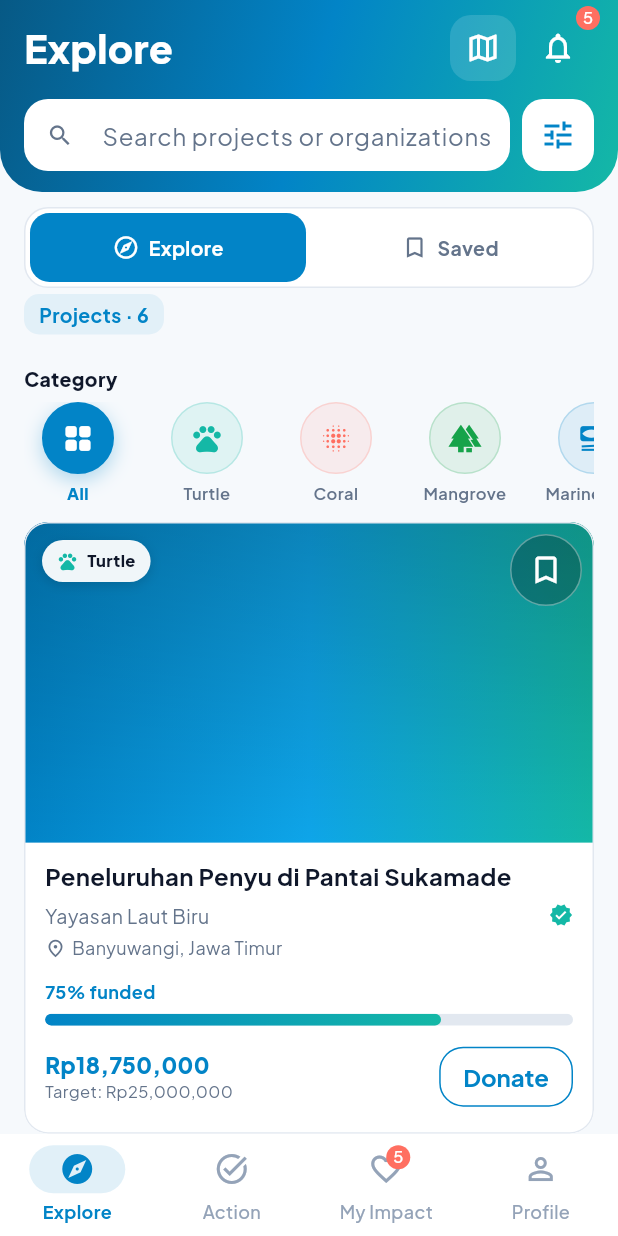
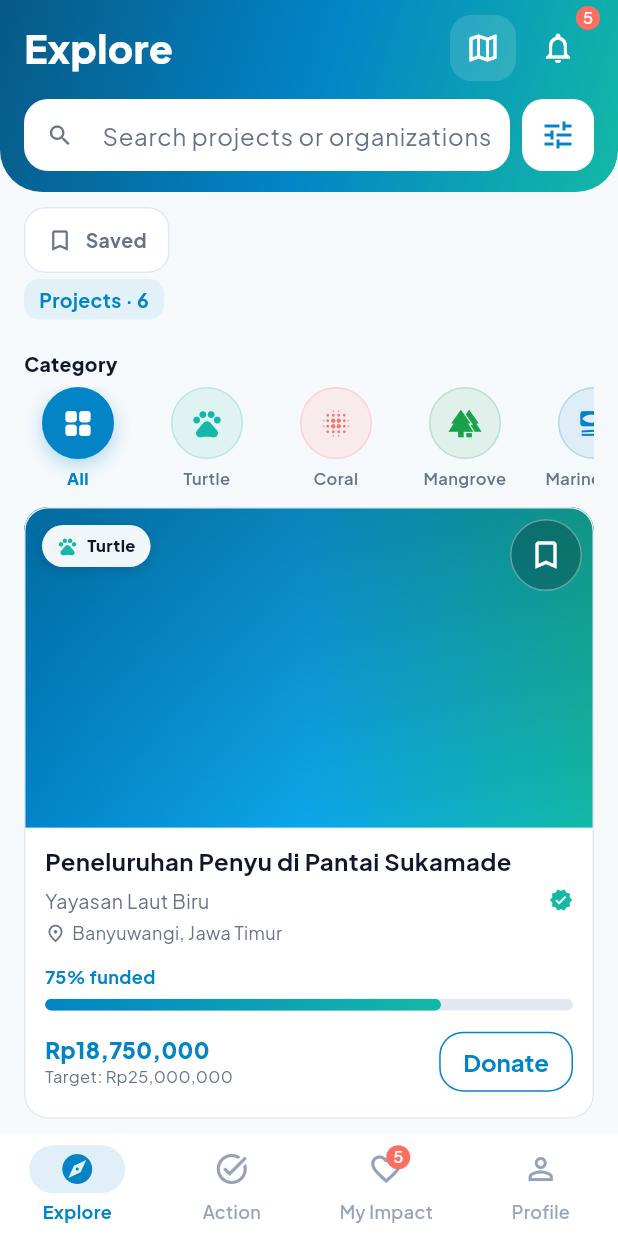
Before and after one commit to MANUSIAdosa/bluetrackproject, a Flutter app: the ExplorePage screen opened by its route, on a phone screen of 412 x 824 dp. Run offline on Flutter 3.47's test engine with Material 3 defaults, Android fonts, the phone set to English and light mode, and no system bars; our stand-ins replace fl_chart, flutter_map, flutter_riverpod, flutter_secure_storage, go_router, hive and 3 more; accounts and stored records are empty.

Commit message:
P03 Jelajahi: tombol Tersimpan jadi toggle masuk dan keluar scope
- Hapus tab Jelajahi yang menduplikasi halaman saat ini
- Tekan Tersimpan untuk masuk, tekan lagi untuk kembali ke Explore
- Gaya pill: outline saat nonaktif, terisi ocean saat aktif
- Hapus key p03_scope_explore yang tidak terpakai

```diff
--- a/lib/core/localization/app_localizations.dart
+++ b/lib/core/localization/app_localizations.dart
@@ -194,7 +194,6 @@ class AppLocalizations {
       'p03_offline_empty_title': 'Belum ada proyek tersimpan',
       'p03_offline_reload': 'Muat ulang daftar tersimpan',
       'p03_simulate_offline': 'Simulasikan offline',
-      'p03_scope_explore': 'Jelajahi',
       'p03_scope_saved': 'Tersimpan',
       'p03_category_label': 'Kategori',
       'p03_clear_all': 'Hapus semua',
@@ -678,7 +677,6 @@ class AppLocalizations {
       'p03_offline_empty_title': 'No saved projects yet',
       'p03_offline_reload': 'Reload saved projects',
       'p03_simulate_offline': 'Simulate offline',
-      'p03_scope_explore': 'Explore',
       'p03_scope_saved': 'Saved',
       'p03_category_label': 'Category',
       'p03_clear_all': 'Clear all',
--- a/lib/features/explore/presentation/widgets/explore_header.dart
+++ b/lib/features/explore/presentation/widgets/explore_header.dart
@@ -212,10 +212,11 @@ class FilterButton extends StatelessWidget {
   }
 }
 
-/// Jelajahi / Tersimpan — two contexts, not two filters.
+/// Tersimpan — one toggle, not a two-tab switch.
 ///
-/// The saved collection is a personal scope, so it gets its own switch instead
-/// of sharing the category row or the filter sheet.
+/// The page already is Explore, so a second "Jelajahi" tab only repeated the
+/// current context. The saved collection is a personal scope: tapping the
+/// toggle enters it, tapping it again returns to the full list.
 class ExploreScopeSwitch extends StatelessWidget {
   const ExploreScopeSwitch({
     super.key,
@@ -230,83 +231,41 @@ class ExploreScopeSwitch extends StatelessWidget {
 
   @override
   Widget build(BuildContext context) {
-    return Container(
-      padding: const EdgeInsets.all(3),
+    final foreground = saved ? Colors.white : AppColors.textSecondary;
+
+    return Align(
+      alignment: Alignment.centerLeft,
+      child: Semantics(
+        button: true,
+        toggled: saved,
+        label: context.tr('p03_scope_saved'),
+        child: Material(
+          color: saved ? AppColors.ocean : AppColors.surface,
+          borderRadius: BorderRadius.circular(14),
+          child: InkWell(
+            key: const ValueKey('explore.scope.saved'),
+            borderRadius: BorderRadius.circular(14),
+            onTap: () => onChanged(!saved),
+            child: Container(
+              height: 44,
+              padding: const EdgeInsets.symmetric(horizontal: 14),
               decoration: BoxDecoration(
-        color: AppColors.surface,
-        border: Border.all(color: AppColors.border),
-        borderRadius: BorderRadius.circular(16),
+                borderRadius: BorderRadius.circular(14),
+                border: Border.all(
+                  color: saved ? AppColors.ocean : AppColors.border,
+                ),
               ),
               child: Row(
+                mainAxisSize: MainAxisSize.min,
                 children: [
-          Expanded(
-            child: _ScopeTab(
-              key: const ValueKey('explore.scope.explore'),
-              icon: Icons.explore_outlined,
-              label: context.tr('p03_scope_explore'),
-              selected: !saved,
-              onTap: () => onChanged(false),
+                  Icon(
+                    saved ? Icons.bookmark : Icons.bookmark_outline,
+                    size: 18,
+                    color: foreground,
                   ),
-          ),
-          const SizedBox(width: 4),
-          Expanded(
-            child: _ScopeTab(
-              key: const ValueKey('explore.scope.saved'),
-              icon: Icons.bookmark_outline,
-              label: context.tr('p03_scope_saved'),
-              count: savedCount,
-              selected: saved,
-              onTap: () => onChanged(true),
-            ),
-          ),
-        ],
-      ),
-    );
-  }
-}
-
-class _ScopeTab extends StatelessWidget {
-  const _ScopeTab({
-    super.key,
-    required this.icon,
-    required this.label,
-    required this.selected,
-    required this.onTap,
-    this.count,
-  });
-
-  final IconData icon;
-  final String label;
-  final bool selected;
-  final VoidCallback onTap;
-  final int? count;
-
-  @override
-  Widget build(BuildContext context) {
-    final foreground = selected ? Colors.white : AppColors.textSecondary;
-
-    return Semantics(
-      button: true,
-      selected: selected,
-      label: label,
-      child: Material(
-        color: selected ? AppColors.ocean : Colors.transparent,
-        borderRadius: BorderRadius.circular(13),
-        child: InkWell(
-          borderRadius: BorderRadius.circular(13),
-          onTap: onTap,
-          child: SizedBox(
-            height: 46,
-            child: Padding(
-              padding: const EdgeInsets.symmetric(horizontal: 10),
-              child: Row(
-                mainAxisAlignment: MainAxisAlignment.center,
-                children: [
-                  Icon(icon, size: 18, color: foreground),
-                  const SizedBox(width: 6),
-                  Flexible(
-                    child: Text(
-                      label,
+                  const SizedBox(width: 8),
+                  Text(
+                    context.tr('p03_scope_saved'),
                     maxLines: 1,
                     overflow: TextOverflow.ellipsis,
                     style: TextStyle(
@@ -315,26 +274,25 @@ class _ScopeTab extends StatelessWidget {
                       color: foreground,
                     ),
                   ),
-                  ),
-                  if (count != null && count! > 0) ...[
-                    const SizedBox(width: 6),
+                  if (savedCount > 0) ...[
+                    const SizedBox(width: 8),
                     Container(
                       padding: const EdgeInsets.symmetric(
-                        horizontal: 6,
+                        horizontal: 7,
                         vertical: 2,
                       ),
                       decoration: BoxDecoration(
-                        color: selected
+                        color: saved
                             ? Colors.white.withValues(alpha: 0.22)
                             : AppColors.ocean.withValues(alpha: 0.10),
                         borderRadius: BorderRadius.circular(999),
                       ),
                       child: Text(
-                        '$count',
+                        '$savedCount',
                         style: TextStyle(
                           fontSize: 11,
                           fontWeight: FontWeight.w800,
-                          color: selected ? Colors.white : AppColors.ocean,
+                          color: saved ? Colors.white : AppColors.ocean,
                         ),
                       ),
                     ),
```
Also changed, not shown: 2 other files. Lines whose indentation alone changed are shown as unchanged.
